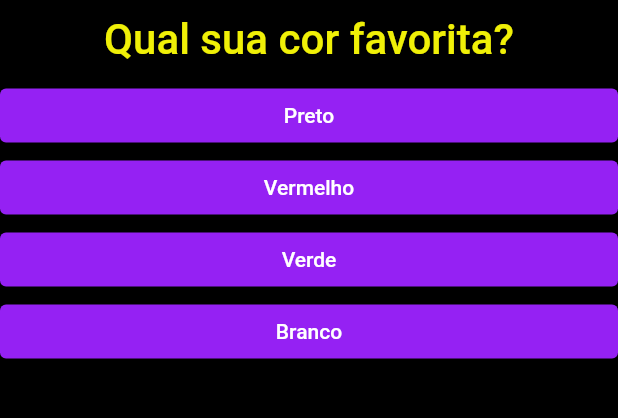
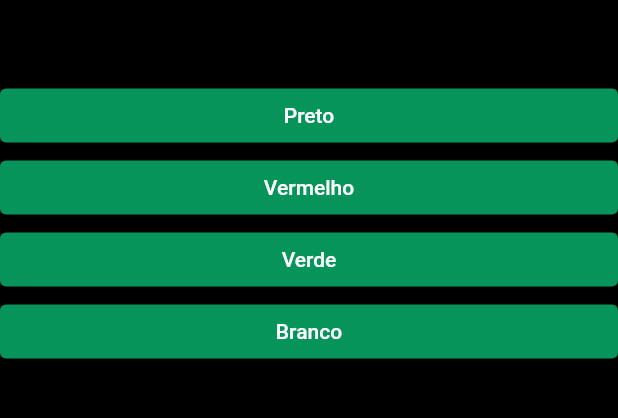
Before and after one commit to messiasps/Flutter, a Flutter app: the screen it shows after launch, on a phone screen of 412 x 824 dp, the part 84-502 px from its top. Run offline on Flutter 3.47's test engine with Material 2 defaults, Android fonts, the phone set to English and light mode, and no system bars.

Commit message:
projeto flutter

```diff
--- a/projeto_perguntas/lib/questao.dart
+++ b/projeto_perguntas/lib/questao.dart
@@ -16,7 +16,7 @@ class Questao extends StatelessWidget {
         style: TextStyle(
           fontSize: 28,
           fontWeight: FontWeight.w500,
-          color: Color.fromARGB(255, 240, 240, 7),
+          color: Color.fromARGB(255, 0, 0, 0),
           ),
         textAlign: TextAlign.center,
       ),
--- a/projeto_perguntas/lib/resposta.dart
+++ b/projeto_perguntas/lib/resposta.dart
@@ -12,8 +12,8 @@ class Resposta extends StatelessWidget {
       width: double.infinity,
       child: ElevatedButton(
         style: ElevatedButton.styleFrom(
-          primary: Color.fromARGB(255, 149, 33, 243), //Cor do botão.
-          onPrimary: Colors.white, //Cor do texto dentro do botão.
+          primary: Color.fromARGB(255, 6, 148, 91), //Cor do botão.
+          onPrimary: Color.fromARGB(255, 255, 255, 255), //Cor do texto dentro do botão.
         ),
         onPressed: quandoSelecionado,
         child: Text(texto),
```
Also changed, not shown: projeto_perguntas/img/tela01.jpeg (added), projeto_perguntas/img/tela02.jpeg (added), projeto_perguntas/img/tela03.jpeg (added), projeto_perguntas/img/tela04.jpeg (added).
